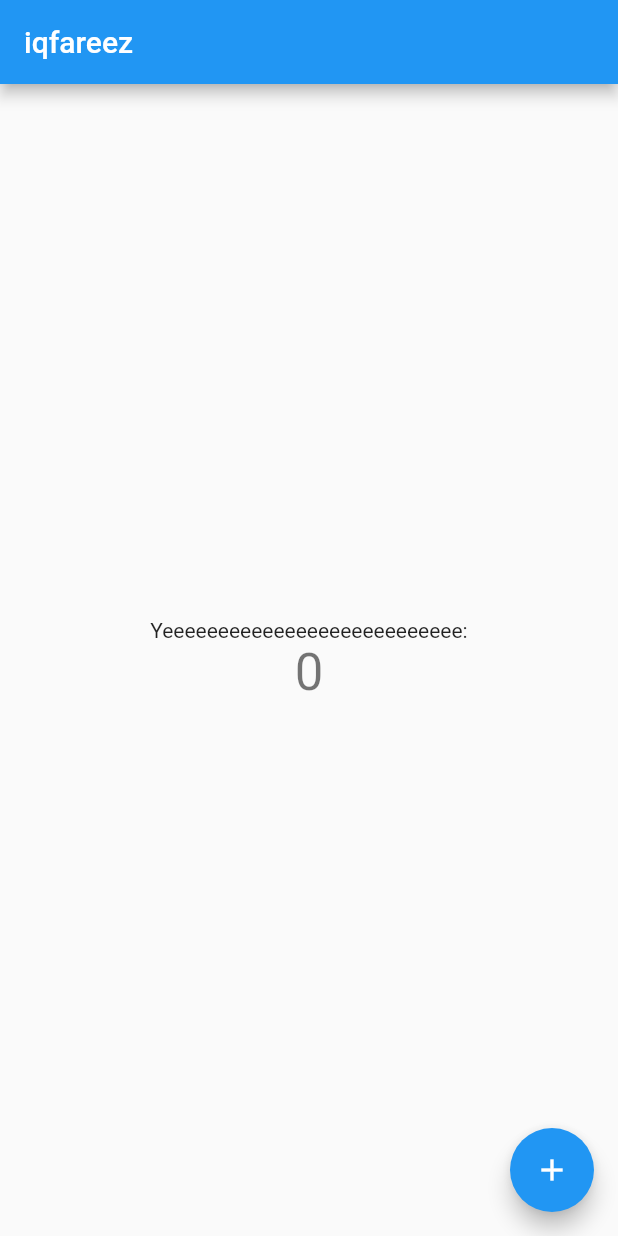
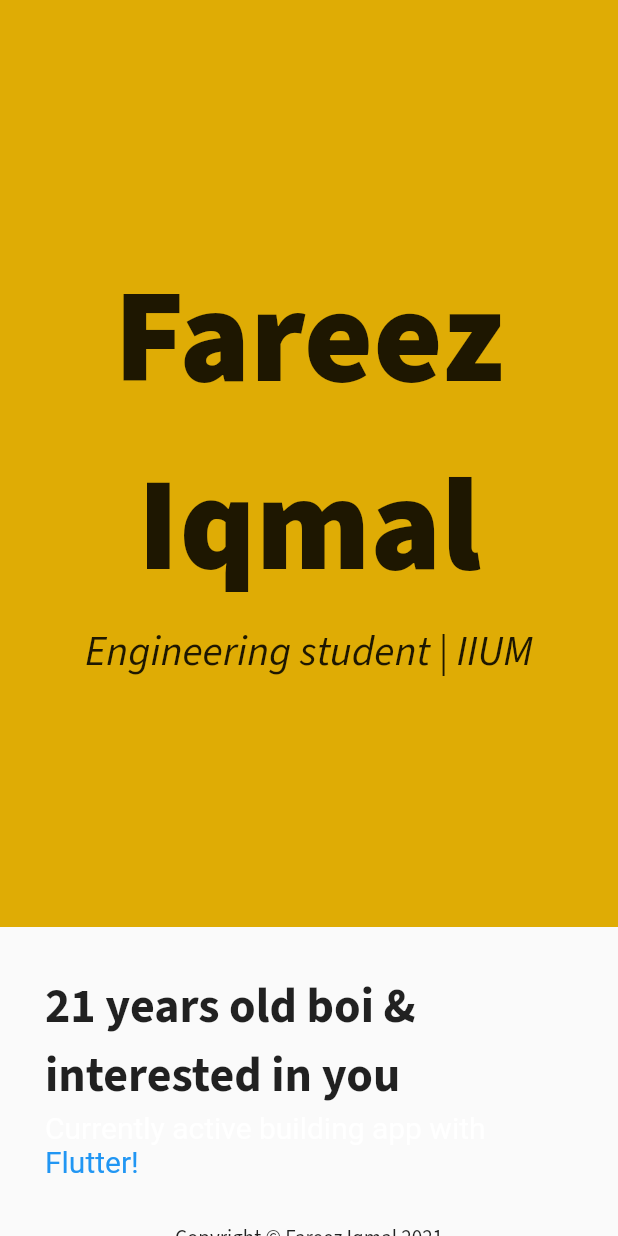
Before and after one commit to iqfareez/iqfareez_portfolio_flutter, a Flutter app: the screen it shows after launch, on a phone screen of 412 x 824 dp. Run offline on Flutter 3.47's test engine with Material 2 defaults, Android fonts, the phone set to English and light mode, and no system bars; our stand-ins replace google_fonts.

Commit message:
Progress far

```diff
--- a/lib/main.dart
+++ b/lib/main.dart
@@ -1,71 +1,20 @@
 import 'package:flutter/material.dart';
+import 'package:google_fonts/google_fonts.dart';
+import 'my_home_page.dart';
 
 void main() {
   runApp(MyApp());
 }
 
 class MyApp extends StatelessWidget {
-  // This widget is the root of your application.
   @override
   Widget build(BuildContext context) {
     return MaterialApp(
       title: 'Iqfareez Portfolio',
       theme: ThemeData(
-        //TODO: Try bermain dengan test ok
-        primarySwatch: Colors.blue,
-      ),
+          primarySwatch: Colors.yellow,
+          textTheme: GoogleFonts.sourceSansProTextTheme()),
       home: MyHomePage(title: 'iqfareez'),
     );
   }
 }
-
-class MyHomePage extends StatefulWidget {
-  MyHomePage({Key key, this.title}) : super(key: key);
-
-  final String title;
-
-  @override
-  _MyHomePageState createState() => _MyHomePageState();
-}
-
-class _MyHomePageState extends State<MyHomePage> {
-  int _counter = 0;
-
-  void _incrementCounter() {
-    setState(() {
-      _counter++;
-    });
-  }
-
-  @override
-  Widget build(BuildContext context) {
-    return Scaffold(
-      appBar: AppBar(
-        // Here we take the value from the MyHomePage object that was created by
-        // the App.build method, and use it to set our appbar title.
-        title: Text(widget.title),
-      ),
-      body: Center(
-        // Center is a layout widget. It takes a single child and positions it
-        // in the middle of the parent.
-        child: Column(
-          mainAxisAlignment: MainAxisAlignment.center,
-          children: <Widget>[
-            Text(
-              'Yeeeeeeeeeeeeeeeeeeeeeeeeeee:',
-            ),
-            Text(
-              '$_counter',
-              style: Theme.of(context).textTheme.headline4,
-            ),
-          ],
-        ),
-      ),
-      floatingActionButton: FloatingActionButton(
-        onPressed: _incrementCounter,
-        tooltip: 'Increment',
-        child: Icon(Icons.add),
-      ), // This trailing comma makes auto-formatting nicer for build methods.
-    );
-  }
-}
--- /dev/null
+++ b/lib/my_home_page.dart
@@ -0,0 +1,118 @@
+import 'package:flutter/gestures.dart';
+import 'package:flutter/material.dart';
+import 'package:url_launcher/url_launcher.dart';
+
+class MyHomePage extends StatefulWidget {
+  MyHomePage({Key key, this.title}) : super(key: key);
+
+  final String title;
+
+  @override
+  _MyHomePageState createState() => _MyHomePageState();
+}
+
+class _MyHomePageState extends State<MyHomePage> {
+  @override
+  Widget build(BuildContext context) {
+    return Scaffold(
+      body: SingleChildScrollView(
+        child: Column(
+          children: [
+            Home(),
+            ShortIntro(),
+            CopyrightFooter(),
+          ],
+        ),
+      ),
+    );
+  }
+}
+
+class Home extends StatelessWidget {
+  const Home({
+    Key key,
+  }) : super(key: key);
+
+  @override
+  Widget build(BuildContext context) {
+    return Container(
+      height: MediaQuery.of(context).size.height * (3 / 4),
+      color: Color(0xFFDFAC05),
+      child: Column(
+        crossAxisAlignment: CrossAxisAlignment.stretch,
+        mainAxisAlignment: MainAxisAlignment.center,
+        children: [
+          Text(
+            'Fareez Iqmal',
+            textAlign: TextAlign.center,
+            style: TextStyle(fontWeight: FontWeight.w900, fontSize: 88),
+          ),
+          Text(
+            'Engineering student | IIUM',
+            textAlign: TextAlign.center,
+            style: TextStyle(fontStyle: FontStyle.italic, fontSize: 28),
+          )
+        ],
+      ),
+    );
+  }
+}
+
+class ShortIntro extends StatelessWidget {
+  const ShortIntro({
+    Key key,
+  }) : super(key: key);
+
+  @override
+  Widget build(BuildContext context) {
+    return Container(
+      padding: const EdgeInsets.all(30.0),
+      child: Column(
+        children: [
+          Text(
+            '21 years old boi & interested in you',
+            style: TextStyle(fontSize: 32, fontWeight: FontWeight.bold),
+          ),
+          RichText(
+            text: TextSpan(children: [
+              TextSpan(
+                  text: 'Currently active building app with ',
+                  style: TextStyle(fontSize: 20)),
+              TextSpan(
+                  text: 'Flutter!',
+                  style: TextStyle(color: Colors.blue, fontSize: 20),
+                  recognizer: TapGestureRecognizer()
+                    ..onTap = () {
+                      _launchURL('https://flutter.dev/');
+                    }),
+            ]),
+          )
+        ],
+      ),
+    );
+  }
+}
+
+class CopyrightFooter extends StatelessWidget {
+  const CopyrightFooter({
+    Key key,
+  }) : super(key: key);
+
+  @override
+  Widget build(BuildContext context) {
+    return Container(
+      child: Text(
+        'Copyright © Fareez Iqmal 2021',
+        textAlign: TextAlign.center,
+      ),
+    );
+  }
+}
+
+_launchURL(String url) async {
+  if (await canLaunch(url)) {
+    await launch(url);
+  } else {
+    throw 'Could not launch $url';
+  }
+}
```
Also changed, not shown: pubspec.yaml (+4 -3 lines), pubspec.lock.
